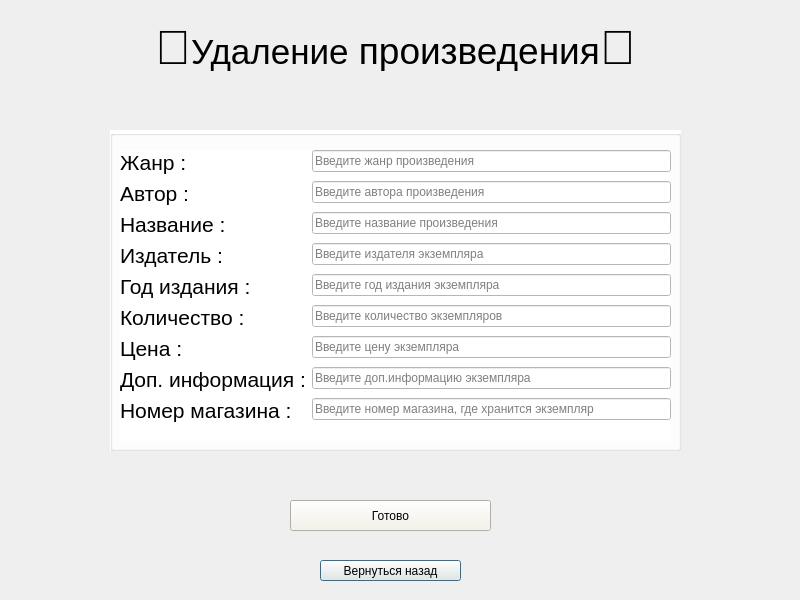
mamam111a/2-year_coursework_client, file delete_item.ui: the form before one commit.
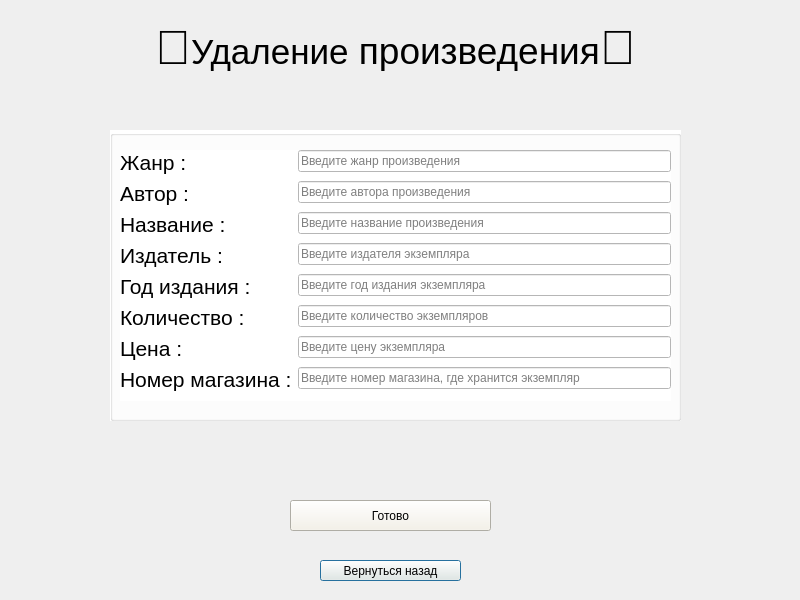
The form after the commit.

What changed in the file:
```diff
--- a/delete_item.ui
+++ b/delete_item.ui
@@ -51,7 +51,7 @@
      <x>110</x>
      <y>130</y>
      <width>571</width>
-     <height>321</height>
+     <height>291</height>
     </rect>
    </property>
    <property name="styleSheet">
@@ -66,7 +66,7 @@
       <x>10</x>
       <y>20</y>
       <width>551</width>
-      <height>291</height>
+      <height>251</height>
      </rect>
     </property>
     <layout class="QFormLayout" name="formLayout">
@@ -169,27 +169,13 @@
       </widget>
      </item>
      <item row="7" column="0">
-      <widget class="QLabel" name="fdgfgd">
-       <property name="text">
-        <string>&lt;html&gt;&lt;head/&gt;&lt;body&gt;&lt;p&gt;&lt;span style=&quot; font-size:16pt;&quot;&gt;Доп. информация :&lt;/span&gt;&lt;/p&gt;&lt;/body&gt;&lt;/html&gt;</string>
-       </property>
-      </widget>
-     </item>
-     <item row="7" column="1">
-      <widget class="QLineEdit" name="additionalinfo">
-       <property name="placeholderText">
-        <string>Введите доп.информацию экземпляра</string>
-       </property>
-      </widget>
-     </item>
-     <item row="8" column="0">
       <widget class="QLabel" name="label_2">
        <property name="text">
         <string>&lt;html&gt;&lt;head/&gt;&lt;body&gt;&lt;p&gt;&lt;span style=&quot; font-size:16pt;&quot;&gt;Номер магазина :&lt;/span&gt;&lt;/p&gt;&lt;/body&gt;&lt;/html&gt;</string>
        </property>
       </widget>
      </item>
-     <item row="8" column="1">
+     <item row="7" column="1">
       <widget class="QLineEdit" name="numbershop">
        <property name="placeholderText">
         <string>Введите номер магазина, где хранится экземпляр</string>
```
